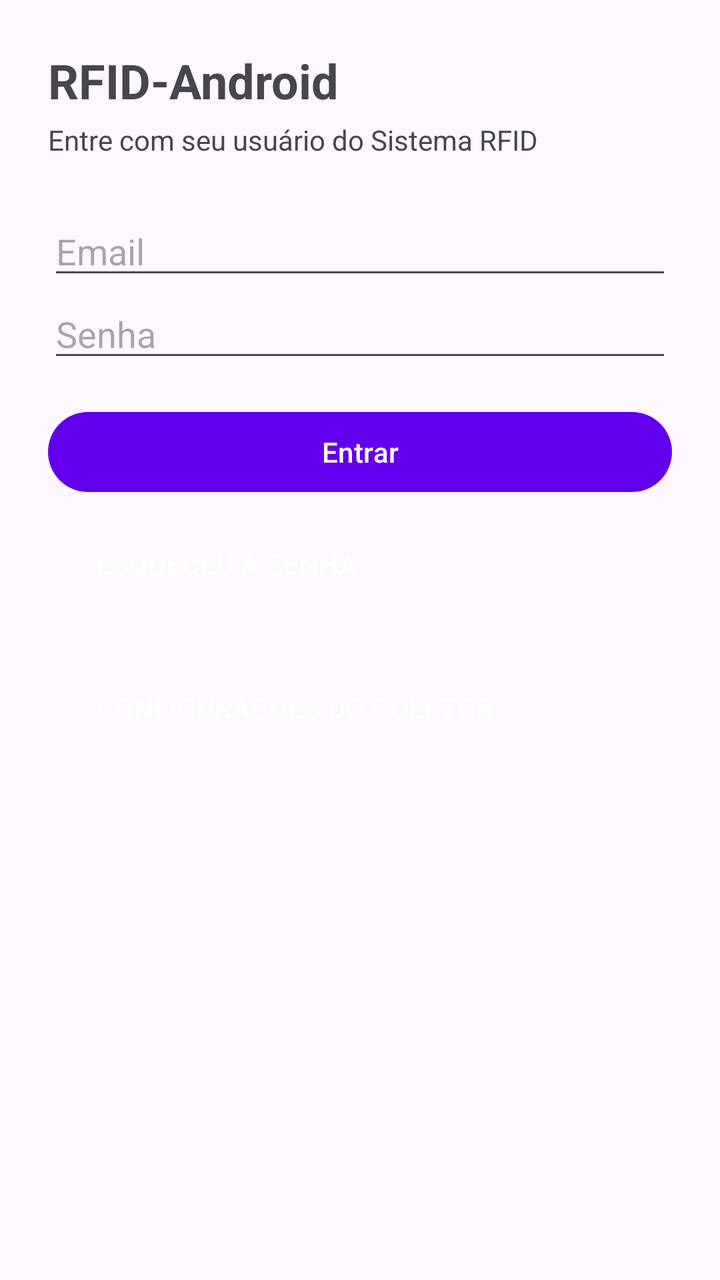
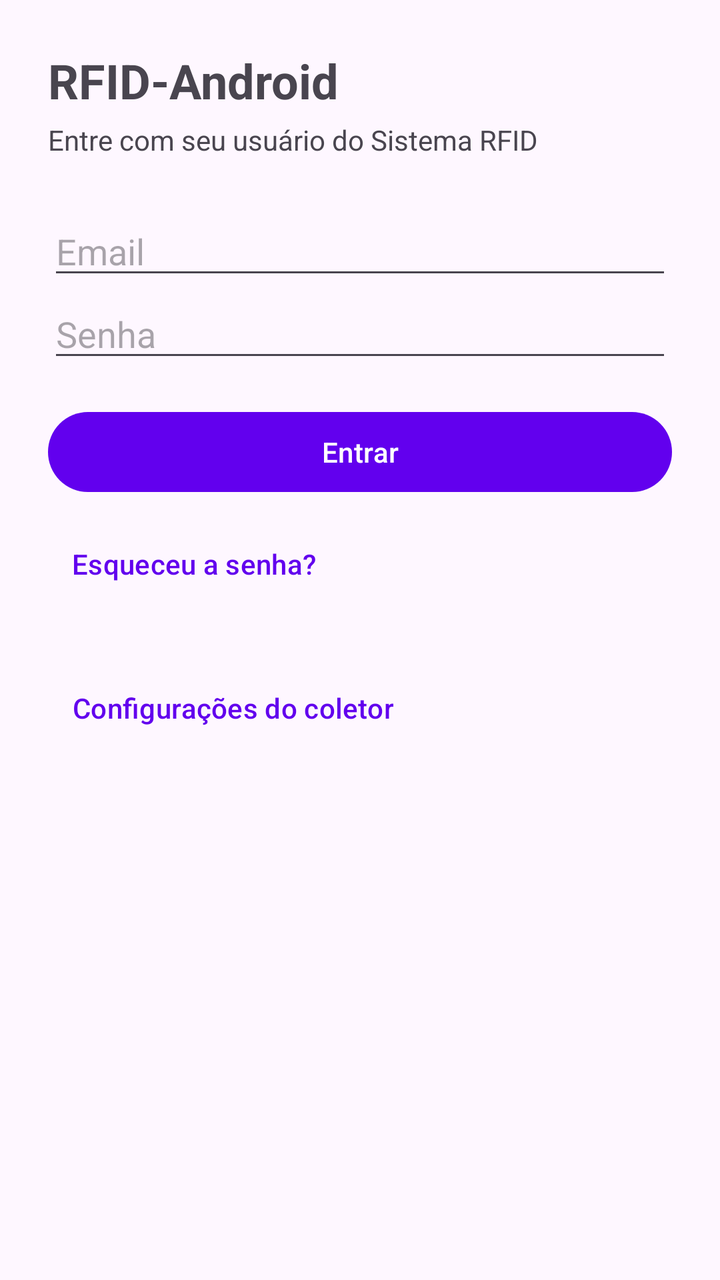

Two renders of the same Android screen: before a commit and after it. Below are the layout's source before the change and the commit's diff.
<!-- AndroidManifest.xml: application theme Theme.RFIDAndroid -->
<!-- res/layout/activity_login.xml -->
<ScrollView xmlns:android="http://schemas.android.com/apk/res/android"
    android:layout_width="match_parent"
    android:layout_height="match_parent">

    <LinearLayout
        android:orientation="vertical"
        android:padding="24dp"
        android:layout_width="match_parent"
        android:layout_height="wrap_content">

        <TextView
            android:text="@string/app_name"
            android:textSize="24sp"
            android:textStyle="bold"
            android:layout_width="wrap_content"
            android:layout_height="wrap_content"/>

        <TextView
            android:text="Entre com seu usuário do Sistema RFID"
            android:layout_marginTop="4dp"
            android:layout_width="wrap_content"
            android:layout_height="wrap_content"/>

        <EditText
            android:id="@+id/edtEmail"
            android:hint="Email"
            android:inputType="textEmailAddress"
            android:autofillHints="emailAddress"
            android:layout_marginTop="24dp"
            android:layout_width="match_parent"
            android:layout_height="wrap_content"/>

        <EditText
            android:id="@+id/edtSenha"
            android:hint="Senha"
            android:inputType="textPassword"
            android:autofillHints="password"
            android:imeOptions="actionDone"
            android:layout_width="match_parent"
            android:layout_height="wrap_content"/>

        <Button
            android:id="@+id/btnEntrar"
            android:text="Entrar"
            android:layout_marginTop="16dp"
            android:layout_width="match_parent"
            android:layout_height="wrap_content"/>

        <TextView
            android:id="@+id/txtStatus"
            android:visibility="gone"
            android:textColor="#C62828"
            android:layout_marginTop="12dp"
            android:layout_width="match_parent"
            android:layout_height="wrap_content"/>

        
        <Button
            android:id="@+id/btnEsqueciSenha"
            style="?android:attr/borderlessButtonStyle"
            android:text="Esqueceu a senha?"
            android:layout_marginTop="8dp"
            android:layout_width="wrap_content"
            android:layout_height="wrap_content"/>

        
        <Button
            android:id="@+id/btnConfiguracoes"
            style="?android:attr/borderlessButtonStyle"
            android:text="Configurações do coletor"
            android:layout_marginTop="24dp"
            android:layout_width="wrap_content"
            android:layout_height="wrap_content"/>

        
        <TextView
            android:id="@+id/txtVersao"
            android:textSize="12sp"
            android:textColor="#888888"
            android:layout_marginTop="16dp"
            android:layout_width="wrap_content"
            android:layout_height="wrap_content"/>
    </LinearLayout>
</ScrollView>
<!-- resources referenced by this layout -->
<resources>
  <string name="app_name">RFID-Android</string>
  <style name="Theme.RFIDAndroid" parent="Theme.Material3.DayNight.NoActionBar">
  
      
          <item name="colorPrimary">@color/purple_500</item>
          <item name="colorPrimaryVariant">@color/purple_700</item>
          <item name="colorOnPrimary">@color/white</item>
          
          <item name="colorSecondary">@color/teal_200</item>
          <item name="colorSecondaryVariant">@color/teal_700</item>
          <item name="colorOnSecondary">@color/black</item>
          
          <item name="android:statusBarColor">?attr/colorPrimaryVariant</item>
          
      </style>
  <color name="purple_500">#FF6200EE</color>
  <color name="purple_700">#FF3700B3</color>
  <color name="white">#FFFFFFFF</color>
  <color name="teal_200">#FF03DAC5</color>
  <color name="teal_700">#FF018786</color>
  <color name="black">#FF000000</color>
</resources>

<!-- the commit's change to res/layout/activity_login.xml (unified diff, before → after) -->
@@ -57,7 +57,7 @@
         
         <Button
             android:id="@+id/btnEsqueciSenha"
-            style="?android:attr/borderlessButtonStyle"
+            style="@style/Widget.Material3.Button.TextButton"
             android:text="Esqueceu a senha?"
             android:layout_marginTop="8dp"
             android:layout_width="wrap_content"
@@ -66,7 +66,7 @@
         
         <Button
             android:id="@+id/btnConfiguracoes"
-            style="?android:attr/borderlessButtonStyle"
+            style="@style/Widget.Material3.Button.TextButton"
             android:text="Configurações do coletor"
             android:layout_marginTop="24dp"
             android:layout_width="wrap_content"
